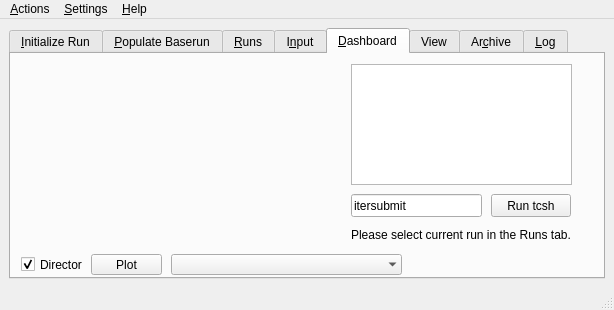
Qt form src/gui/solps.ui (LeCAD-PEG/SOLPS-GUI) before a commit.
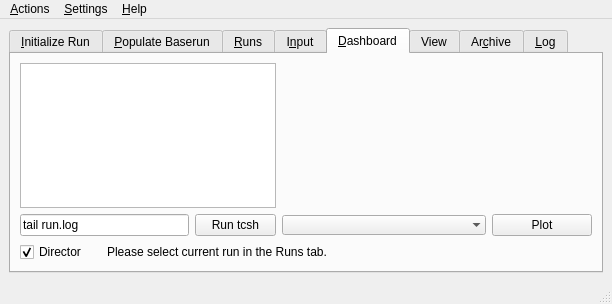
The same form after that commit. The open tabs and pages were chosen to show the change. Custom widgets are drawn as their Qt base class.

Commit message: Create expandable dashboard sample

Patch:
```diff
--- a/src/gui/solps.ui
+++ b/src/gui/solps.ui
@@ -9,8 +9,8 @@
    <rect>
     <x>0</x>
     <y>0</y>
-    <width>614</width>
-    <height>310</height>
+    <width>612</width>
+    <height>304</height>
    </rect>
   </property>
   <property name="sizePolicy">
@@ -24,7 +24,7 @@
   </property>
   <widget class="QWidget" name="centralwidget">
    <layout class="QGridLayout" name="gridLayout_8">
-    <item row="0" column="0">
+    <item row="0" column="1">
      <widget class="QTabWidget" name="tabWidget">
       <property name="sizePolicy">
        <sizepolicy hsizetype="Expanding" vsizetype="Expanding">
@@ -457,27 +457,14 @@
        <attribute name="title">
         <string>&amp;Dashboard</string>
        </attribute>
-       <widget class="QPushButton" name="pushButton_9">
-        <property name="geometry">
-         <rect>
-          <x>80</x>
-          <y>200</y>
-          <width>71</width>
-          <height>21</height>
-         </rect>
-        </property>
-        <property name="text">
-         <string>Plot</string>
-        </property>
-       </widget>
+       <layout class="QGridLayout" name="gridLayout_9">
+        <item row="0" column="0" colspan="3">
        <widget class="Tcsh" name="tcsh">
-        <property name="geometry">
-         <rect>
-          <x>340</x>
-          <y>10</y>
-          <width>221</width>
-          <height>121</height>
-         </rect>
+          <property name="maximumSize">
+           <size>
+            <width>300</width>
+            <height>16777215</height>
+           </size>
         </property>
         <property name="font">
          <font>
@@ -488,73 +475,13 @@
          <string/>
         </property>
        </widget>
-       <widget class="QPushButton" name="pushButton_10">
-        <property name="geometry">
-         <rect>
-          <x>480</x>
-          <y>140</y>
-          <width>80</width>
-          <height>23</height>
-         </rect>
-        </property>
-        <property name="text">
-         <string>Run tcsh</string>
-        </property>
-       </widget>
-       <widget class="QLineEdit" name="lineEdit">
-        <property name="geometry">
-         <rect>
-          <x>340</x>
-          <y>140</y>
-          <width>131</width>
-          <height>23</height>
-         </rect>
-        </property>
-        <property name="text">
-         <string>itersubmit</string>
-        </property>
-       </widget>
-       <widget class="QLabel" name="label_7">
-        <property name="geometry">
-         <rect>
-          <x>340</x>
-          <y>160</y>
-          <width>221</width>
-          <height>41</height>
-         </rect>
-        </property>
-        <property name="text">
-         <string>Please select current run in the Runs tab.</string>
-        </property>
-        <property name="wordWrap">
-         <bool>true</bool>
-        </property>
-       </widget>
-       <widget class="Gnuplot" name="gnuplot">
-        <property name="geometry">
-         <rect>
-          <x>10</x>
-          <y>10</y>
-          <width>321</width>
-          <height>181</height>
-         </rect>
-        </property>
-        <property name="runDir" stdset="0">
-         <string>/home/ITER/kosl/solps-iter/runs/AUG_16151_D/run1</string>
-        </property>
-        <property name="solpsPlotCommand">
-         <string>energy_analysis</string>
-        </property>
-       </widget>
+        </item>
+        <item row="0" column="3" rowspan="2">
+         <layout class="QGridLayout" name="gridLayout_10">
+          <item row="1" column="1">
+           <layout class="QHBoxLayout" name="horizontalLayout_2">
+            <item>
        <widget class="SolpsPlots" name="solpsplots">
-        <property name="geometry">
-         <rect>
-          <x>160</x>
-          <y>200</y>
-          <width>231</width>
-          <height>21</height>
-         </rect>
-        </property>
         <property name="inputMethodHints">
          <set>Qt::ImhNone</set>
         </property>
@@ -565,15 +492,62 @@
          <bool>false</bool>
         </property>
        </widget>
+            </item>
+            <item>
+             <widget class="QPushButton" name="pushButton_9">
+              <property name="maximumSize">
+               <size>
+                <width>100</width>
+                <height>16777215</height>
+               </size>
+              </property>
+              <property name="text">
+               <string>Plot</string>
+              </property>
+             </widget>
+            </item>
+           </layout>
+          </item>
+          <item row="0" column="1">
+           <widget class="Gnuplot" name="gnuplot">
+            <property name="sizePolicy">
+             <sizepolicy hsizetype="Expanding" vsizetype="Expanding">
+              <horstretch>0</horstretch>
+              <verstretch>0</verstretch>
+             </sizepolicy>
+            </property>
+            <property name="runDir" stdset="0">
+             <string>/home/ITER/kosl/solps-iter/runs/AUG_16151_D/run1</string>
+            </property>
+            <property name="solpsPlotCommand">
+             <string>energy_analysis</string>
+            </property>
+           </widget>
+          </item>
+         </layout>
+        </item>
+        <item row="1" column="0" colspan="2">
+         <widget class="QLineEdit" name="lineEdit">
+          <property name="maximumSize">
+           <size>
+            <width>202</width>
+            <height>16777215</height>
+           </size>
+          </property>
+          <property name="text">
+           <string>tail run.log</string>
+          </property>
+         </widget>
+        </item>
+        <item row="1" column="2">
+         <widget class="QPushButton" name="pushButton_10">
+          <property name="text">
+           <string>Run tcsh</string>
+          </property>
+         </widget>
+        </item>
+        <item row="2" column="0">
        <widget class="Director" name="director">
-        <property name="geometry">
-         <rect>
-          <x>10</x>
-          <y>200</y>
-          <width>71</width>
-          <height>21</height>
-         </rect>
-        </property>
         <property name="toolTip">
          <string>Director for emiting selected run</string>
         </property>
@@ -590,6 +564,25 @@
          <bool>false</bool>
         </property>
        </widget>
+        </item>
+        <item row="2" column="1" colspan="3">
+         <widget class="QLabel" name="label_7">
+          <property name="text">
+           <string>Please select current run in the Runs tab.</string>
+          </property>
+          <property name="wordWrap">
+           <bool>true</bool>
+          </property>
+         </widget>
+        </item>
+       </layout>
+       <zorder>label_7</zorder>
+       <zorder>director</zorder>
+       <zorder>gridLayoutWidget</zorder>
+       <zorder>gnuplot</zorder>
+       <zorder>tcsh</zorder>
+       <zorder>pushButton_10</zorder>
+       <zorder>lineEdit</zorder>
       </widget>
       <widget class="QWidget" name="tab_3">
        <attribute name="title">
@@ -697,7 +690,7 @@
     <rect>
      <x>0</x>
      <y>0</y>
-     <width>614</width>
+     <width>612</width>
      <height>20</height>
     </rect>
    </property>
```
Left out of the diff: 20 changed lines with no effect on the pictures. Lines whose indentation alone changed are shown as unchanged.
